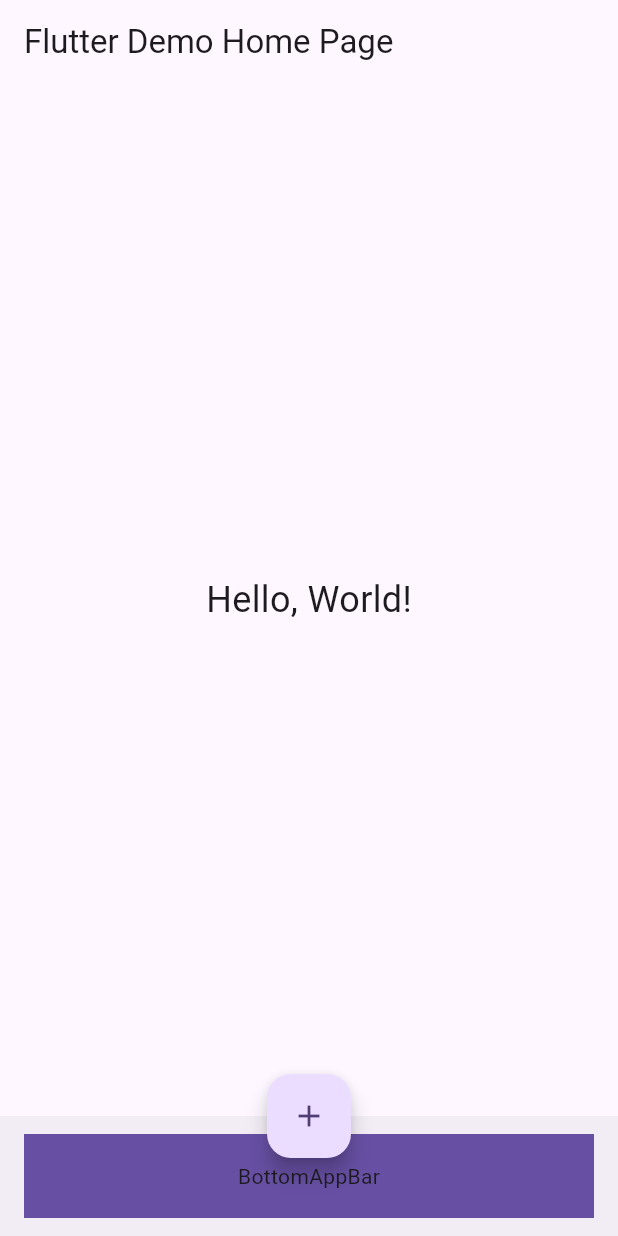
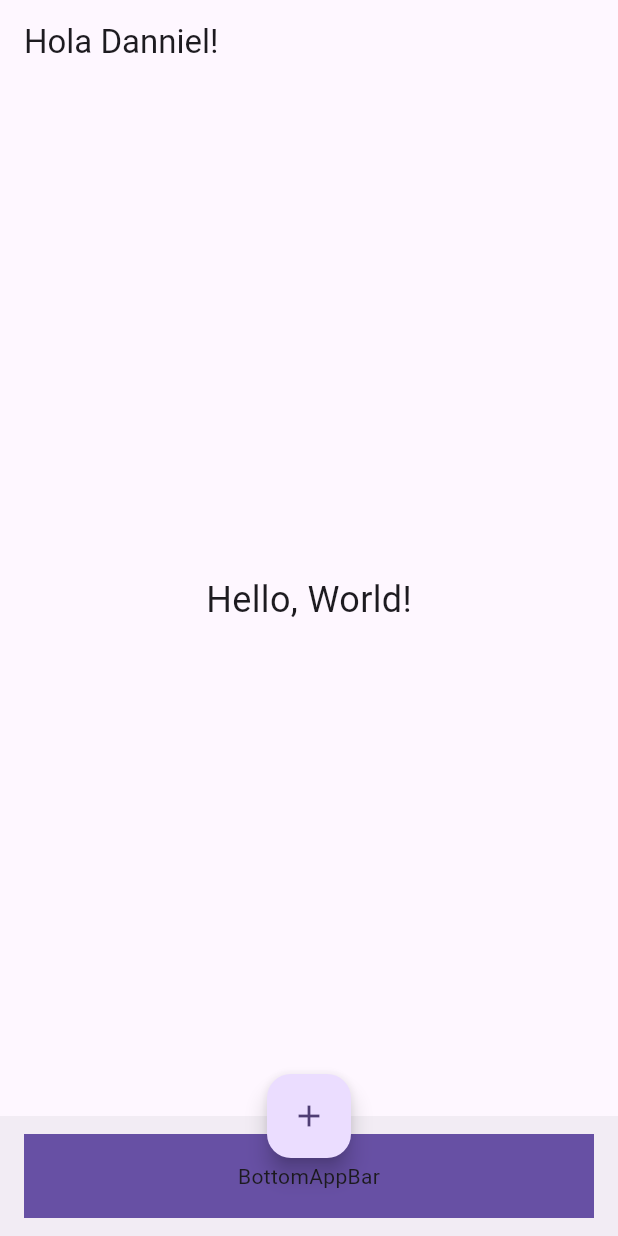
Before and after one commit to dannielnavas/tripsflutter, a Flutter app: the screen it shows after launch, on a phone screen of 412 x 824 dp. Run offline on Flutter 3.47's test engine with Material 3 defaults, Android fonts, the phone set to English and light mode, and no system bars.

Commit message:
✨ Scaffold composition

```diff
--- a/lib/main.dart
+++ b/lib/main.dart
@@ -33,10 +33,11 @@ class MyApp extends StatelessWidget {
       ),
       home: Scaffold(
         appBar: AppBar(
-          title: const Text('Flutter Demo Home Page'),
+          title: const Text('Hola Danniel!'), // barra superior
         ),
         body: const Center(
           child: Text(
+            // propiedad de center
             'Hello, World!',
             style: TextStyle(fontSize: 24),
           ),
```
